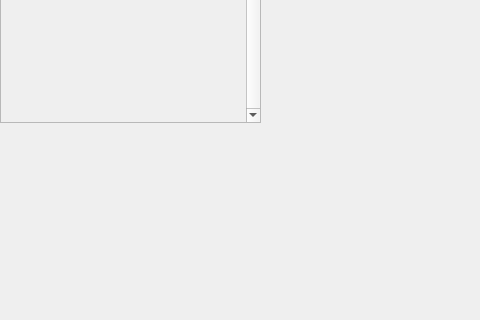
This is mainwindow.ui in kiuy2/ReRe_UI as Qt 5 draws it before an edit; both pictures show x 0 to 480 and y 448 to 768 of the 1024 by 768 pixel window. The edited form follows.
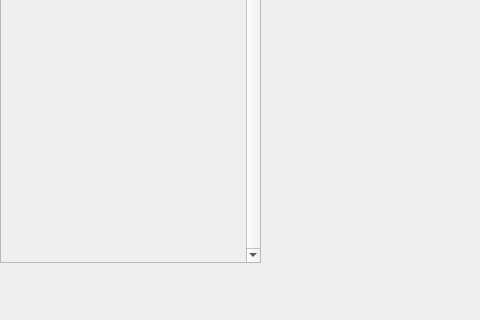
This is the edited form.

The edit to the form file:
```diff
--- a/mainwindow.ui
+++ b/mainwindow.ui
@@ -23,7 +23,7 @@
       <x>0</x>
       <y>0</y>
       <width>261</width>
-      <height>571</height>
+      <height>711</height>
      </rect>
     </property>
     <property name="verticalScrollBarPolicy">
@@ -41,7 +41,7 @@
        <x>0</x>
        <y>0</y>
        <width>238</width>
-       <height>569</height>
+       <height>709</height>
       </rect>
      </property>
     </widget>
```
